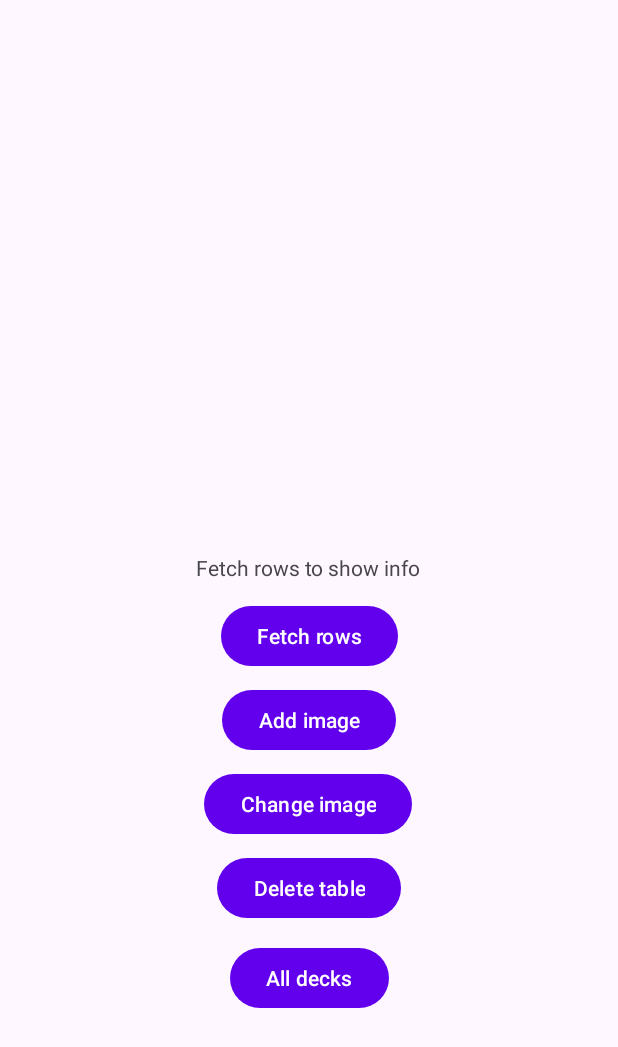
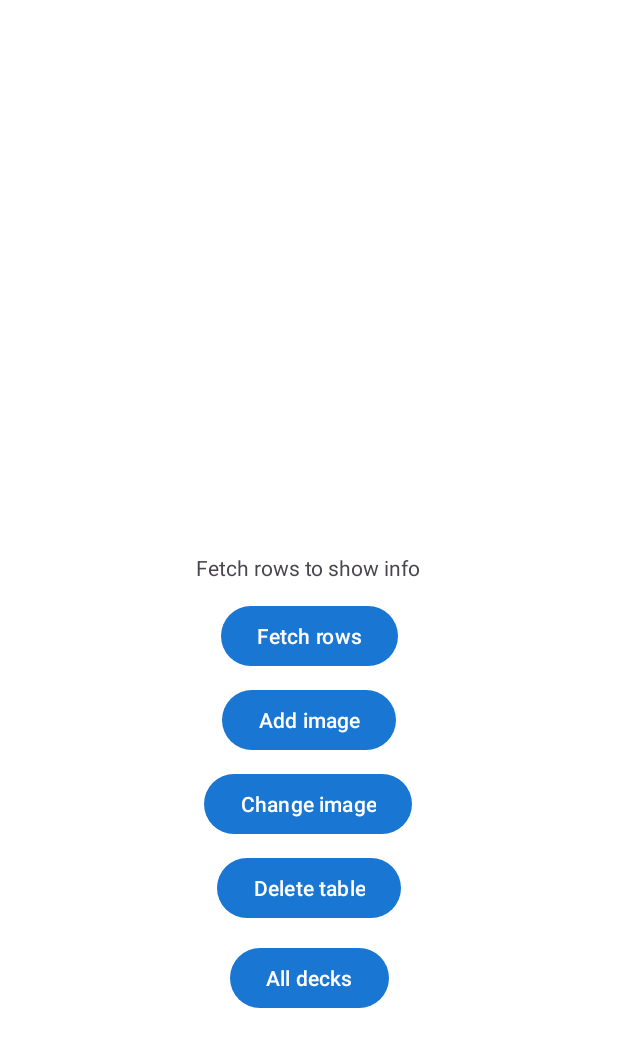
Before and after one commit to AchuthanR/nuro, an Android app: the screen it shows after launch (MainActivity), on a phone screen of 412 x 824 dp. Shown: the top 1047 px of the screen. Run offline under Robolectric (Android 15) with nearby library versions, the phone set to English and light mode, and no system bars.

Commit message:
Add new colors and change themes

```diff
--- a/src/main/res/values-night/themes.xml
+++ b/src/main/res/values-night/themes.xml
@@ -2,13 +2,17 @@
     <!-- Base application theme. -->
     <style name="Theme.LanguageTherapyAssistanceForAutisticChildren" parent="Theme.Material3.Dark.NoActionBar">
         <!-- Primary brand color. -->
-        <item name="colorPrimary">@color/purple_200</item>
-        <item name="colorOnPrimary">@color/black</item>
+        <item name="colorPrimary">@color/blue_900</item>
+        <item name="colorPrimaryContainer">@color/blue_900</item>
+        <item name="colorOnPrimary">@color/white</item>
+        <item name="colorOnPrimaryContainer">@color/white</item>
         <!-- Secondary brand color. -->
-        <item name="colorSecondary">@color/teal_200</item>
-        <item name="colorSecondaryVariant">@color/teal_200</item>
-        <item name="colorOnSecondary">@color/black</item>
+        <item name="colorSecondary">@color/teal_900</item>
+        <item name="colorSecondaryContainer">@color/blue_900</item>
+        <item name="colorOnSecondary">@color/white</item>
         <!-- Customize your theme here. -->
-        <item name="colorSurface">@color/purple_200</item>
+        <item name="android:windowBackground">@color/black</item>
+        <item name="colorSurface">@color/grey_900</item>
+        <item name="colorOutline">@color/grey_900</item>
     </style>
 </resources>
--- a/src/main/res/values/colors.xml
+++ b/src/main/res/values/colors.xml
@@ -1,10 +1,15 @@
 <?xml version="1.0" encoding="utf-8"?>
 <resources>
-    <color name="purple_200">#FFBB86FC</color>
-    <color name="purple_500">#FF6200EE</color>
-    <color name="purple_700">#FF3700B3</color>
-    <color name="teal_200">#FF03DAC5</color>
-    <color name="teal_700">#FF018786</color>
+    <color name="blue_900">#0D47A1</color>
+    <color name="blue_700">#1976D2</color>
+    <color name="blue_500">#2196F3</color>
+
+    <color name="teal_900">#004D40</color>
+    <color name="teal_700">#00796B</color>
+    <color name="teal_500">#009688</color>
+
     <color name="black">#FF000000</color>
     <color name="white">#FFFFFFFF</color>
+    <color name="grey_900">#212121</color>
+    <color name="blue_grey_50">#ECEFF1</color>
 </resources>
--- a/src/main/res/values/themes.xml
+++ b/src/main/res/values/themes.xml
@@ -2,13 +2,17 @@
     <!-- Base application theme. -->
     <style name="Theme.LanguageTherapyAssistanceForAutisticChildren" parent="Theme.Material3.Light.NoActionBar">
         <!-- Primary brand color. -->
-        <item name="colorPrimary">@color/purple_500</item>
+        <item name="colorPrimary">@color/blue_700</item>
+        <item name="colorPrimaryContainer">@color/blue_700</item>
         <item name="colorOnPrimary">@color/white</item>
+        <item name="colorOnPrimaryContainer">@color/white</item>
         <!-- Secondary brand color. -->
-        <item name="colorSecondary">@color/teal_200</item>
-        <item name="colorSecondaryVariant">@color/teal_700</item>
-        <item name="colorOnSecondary">@color/black</item>
+        <item name="colorSecondary">@color/teal_900</item>
+        <item name="colorSecondaryContainer">@color/blue_700</item>
+        <item name="colorOnSecondary">@color/white</item>
         <!-- Customize your theme here. -->
-        <item name="colorSurface">@color/purple_500</item>
+        <item name="android:windowBackground">@color/white</item>
+        <item name="colorSurface">@color/blue_grey_50</item>
+        <item name="colorOutline">@color/grey_900</item>
     </style>
 </resources>
```
